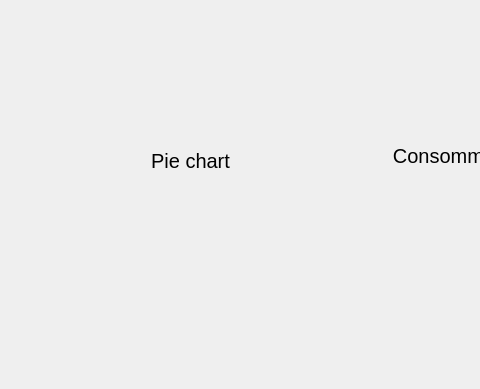
WardenQQ/aubonlait, file statswidget.ui: the form before one commit; both pictures show x 0 to 480 and y 114 to 503 of the 729 by 503 pixel window.
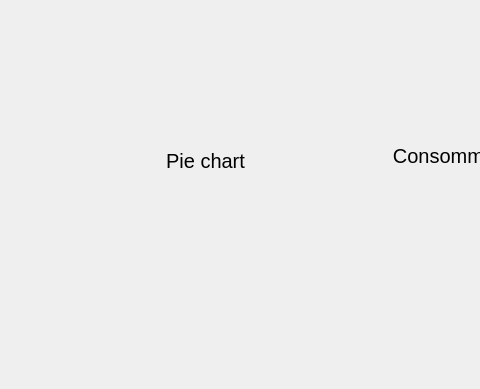
The form after the commit. Custom widgets are drawn as their Qt base class.

What changed in the file:
```diff
--- a/statswidget.ui
+++ b/statswidget.ui
@@ -85,7 +85,7 @@
     </item>
    </layout>
   </widget>
-  <widget class="QWidget" name="">
+  <widget class="QWidget" name="layoutWidget">
    <property name="geometry">
     <rect>
      <x>9</x>
@@ -121,13 +121,13 @@
     </item>
    </layout>
   </widget>
-  <widget class="QWidget" name="">
+  <widget class="QWidget" name="layoutWidget">
    <property name="geometry">
     <rect>
      <x>50</x>
      <y>260</y>
-     <width>281</width>
-     <height>191</height>
+     <width>311</width>
+     <height>231</height>
     </rect>
    </property>
    <layout class="QGridLayout" name="gridLayout">
```
Left out of the diff: 6 changed lines with no effect on the pictures.
